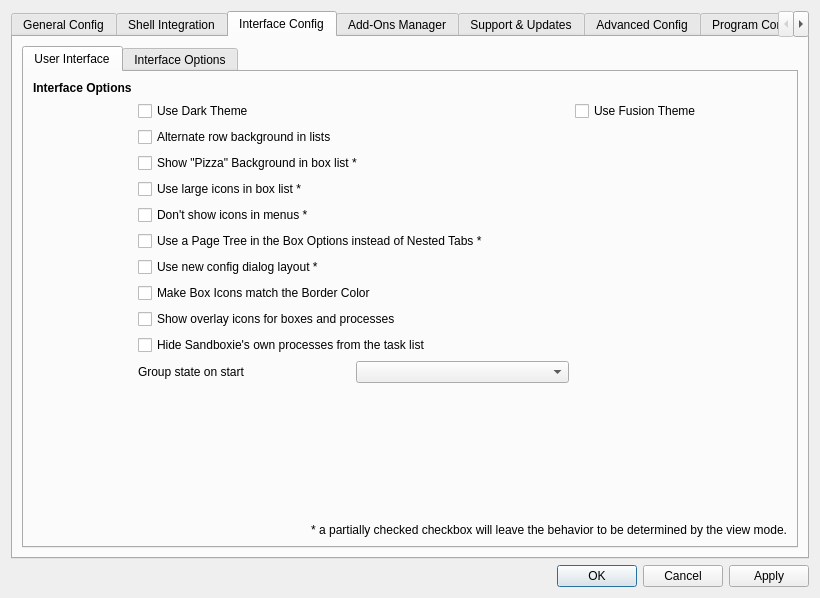
Before: the Qt Designer form SandboxiePlus/SandMan/Forms/SettingsWindow.ui in sandboxie-plus/Sandboxie, drawn with Qt 5.
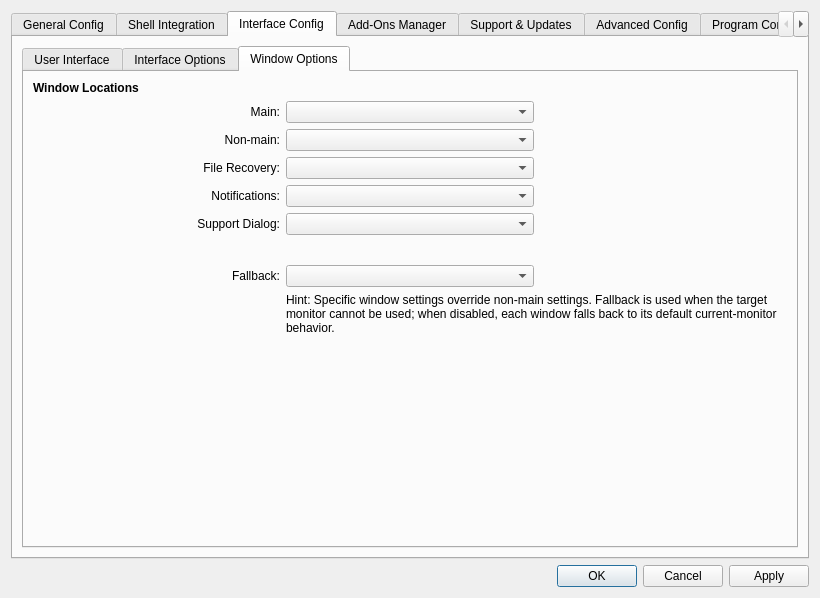
After: the same form once the commit is applied. The open tabs and pages were chosen to show the change. Icons and pictures are not drawn.

Commit message:
Add window location selection
Add configurable window location settings for SandMan. A new Settings UI tab and controls were added to select a target monitor per-window (main, non-main, recovery, notifications, support dialog) and a selectable fallback mode.

```diff
--- a/SandboxiePlus/SandMan/Forms/SettingsWindow.ui
+++ b/SandboxiePlus/SandMan/Forms/SettingsWindow.ui
@@ -1002,7 +1002,7 @@
          <item row="1" column="0">
           <widget class="QTabWidget" name="tabsGUI">
            <property name="currentIndex">
-            <number>0</number>
+            <number>2</number>
            </property>
            <widget class="QWidget" name="tabUI">
             <attribute name="title">
@@ -1021,7 +1021,7 @@
                  </property>
                 </widget>
                </item>
-               <item row="12" column="1">
+               <item row="15" column="1">
                 <spacer name="verticalSpacer_8">
                  <property name="orientation">
                   <enum>Qt::Orientation::Vertical</enum>
@@ -1054,7 +1054,7 @@
                  </property>
                 </widget>
                </item>
-               <item row="13" column="0" colspan="4">
+               <item row="14" column="0" colspan="4">
                 <widget class="QLabel" name="label_11">
                  <property name="text">
                   <string>* a partially checked checkbox will leave the behavior to be determined by the view mode.</string>
@@ -1451,6 +1451,162 @@
              </item>
             </layout>
            </widget>
+           <widget class="QWidget" name="tabWindowLocation">
+            <attribute name="title">
+             <string>Window Options</string>
+            </attribute>
+            <layout class="QGridLayout" name="gridLayout_45">
+             <item row="0" column="0">
+              <layout class="QGridLayout" name="gridLayout_46">
+               <item row="4" column="1">
+                <widget class="QComboBox" name="cmbRecoveryLaunchMonitor"/>
+               </item>
+               <item row="6" column="0">
+                <widget class="QLabel" name="label_132">
+                 <property name="text">
+                  <string>Support Dialog:</string>
+                 </property>
+                 <property name="alignment">
+                  <set>Qt::AlignmentFlag::AlignRight|Qt::AlignmentFlag::AlignTrailing|Qt::AlignmentFlag::AlignVCenter</set>
+                 </property>
+                 <property name="buddy">
+                  <cstring>cmbSupportDialogLaunchMonitor</cstring>
+                 </property>
+                </widget>
+               </item>
+               <item row="4" column="0">
+                <widget class="QLabel" name="label_81">
+                 <property name="text">
+                  <string>File Recovery:</string>
+                 </property>
+                 <property name="alignment">
+                  <set>Qt::AlignmentFlag::AlignRight|Qt::AlignmentFlag::AlignTrailing|Qt::AlignmentFlag::AlignVCenter</set>
+                 </property>
+                 <property name="buddy">
+                  <cstring>cmbRecoveryLaunchMonitor</cstring>
+                 </property>
+                </widget>
+               </item>
+               <item row="8" column="0">
+                <widget class="QLabel" name="label_35">
+                 <property name="text">
+                  <string>Fallback:</string>
+                 </property>
+                 <property name="alignment">
+                  <set>Qt::AlignmentFlag::AlignRight|Qt::AlignmentFlag::AlignTrailing|Qt::AlignmentFlag::AlignVCenter</set>
+                 </property>
+                </widget>
+               </item>
+               <item row="10" column="1">
+                <spacer name="verticalSpacer_149">
+                 <property name="orientation">
+                  <enum>Qt::Orientation::Vertical</enum>
+                 </property>
+                 <property name="sizeHint" stdset="0">
+                  <size>
+                   <width>20</width>
+                   <height>40</height>
+                  </size>
+                 </property>
+                </spacer>
+               </item>
+               <item row="8" column="1">
+                <widget class="QComboBox" name="cmbFallbackActiveMonitor"/>
+               </item>
+               <item row="5" column="1">
+                <widget class="QComboBox" name="cmbNotificationLaunchMonitor"/>
+               </item>
+               <item row="7" column="1">
+                <spacer name="verticalSpacer_18">
+                 <property name="orientation">
+                  <enum>Qt::Orientation::Vertical</enum>
+                 </property>
+                 <property name="sizeType">
+                  <enum>QSizePolicy::Policy::Fixed</enum>
+                 </property>
+                 <property name="sizeHint" stdset="0">
+                  <size>
+                   <width>20</width>
+                   <height>24</height>
+                  </size>
+                 </property>
+                </spacer>
+               </item>
+               <item row="3" column="0">
+                <widget class="QLabel" name="label_80">
+                 <property name="text">
+                  <string>Non-main:</string>
+                 </property>
+                 <property name="alignment">
+                  <set>Qt::AlignmentFlag::AlignRight|Qt::AlignmentFlag::AlignTrailing|Qt::AlignmentFlag::AlignVCenter</set>
+                 </property>
+                 <property name="buddy">
+                  <cstring>cmbNonMainLaunchMonitor</cstring>
+                 </property>
+                </widget>
+               </item>
+               <item row="3" column="1">
+                <widget class="QComboBox" name="cmbNonMainLaunchMonitor"/>
+               </item>
+               <item row="9" column="1" colspan="2">
+                <widget class="QLabel" name="lblWindowLocationHint">
+                 <property name="text">
+                  <string>Hint: Specific window settings override non-main settings. Fallback is used when the target monitor cannot be used; when disabled, each window falls back to its default current-monitor behavior.</string>
+                 </property>
+                 <property name="wordWrap">
+                  <bool>true</bool>
+                 </property>
+                </widget>
+               </item>
+               <item row="2" column="1">
+                <widget class="QComboBox" name="cmbLaunchMonitor"/>
+               </item>
+               <item row="6" column="1">
+                <widget class="QComboBox" name="cmbSupportDialogLaunchMonitor"/>
+               </item>
+               <item row="0" column="0">
+                <widget class="QLabel" name="lblWindowLocation">
+                 <property name="font">
+                  <font>
+                   <bold>true</bold>
+                   <kerning>true</kerning>
+                  </font>
+                 </property>
+                 <property name="text">
+                  <string>Window Locations</string>
+                 </property>
+                </widget>
+               </item>
+               <item row="5" column="0">
+                <widget class="QLabel" name="label_82">
+                 <property name="text">
+                  <string>Notifications:</string>
+                 </property>
+                 <property name="alignment">
+                  <set>Qt::AlignmentFlag::AlignRight|Qt::AlignmentFlag::AlignTrailing|Qt::AlignmentFlag::AlignVCenter</set>
+                 </property>
+                 <property name="buddy">
+                  <cstring>cmbNotificationLaunchMonitor</cstring>
+                 </property>
+                </widget>
+               </item>
+               <item row="2" column="0">
+                <widget class="QLabel" name="label_79">
+                 <property name="text">
+                  <string>Main:</string>
+                 </property>
+                 <property name="alignment">
+                  <set>Qt::AlignmentFlag::AlignRight|Qt::AlignmentFlag::AlignTrailing|Qt::AlignmentFlag::AlignVCenter</set>
+                 </property>
+                 <property name="buddy">
+                  <cstring>cmbLaunchMonitor</cstring>
+                 </property>
+                </widget>
+               </item>
+              </layout>
+             </item>
+            </layout>
+           </widget>
           </widget>
          </item>
         </layout>
```
Left out of the diff: 7 changed lines with no effect on the pictures. The commit also changes 12 other files.
